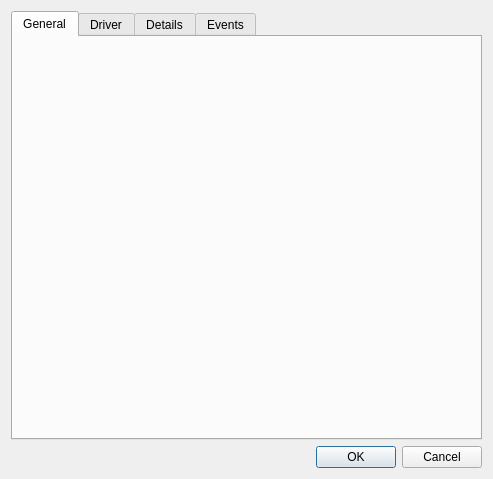
The window that propertiesdialog.ui (Tatsh/hwview) describes before a commit, drawn with Qt 5.
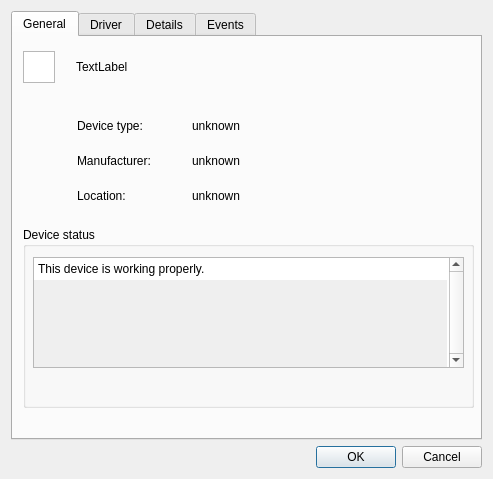
The same window after the commit. The open tabs and pages were chosen to show the change.

Commit message: propertiesdialog: rest of the tabs

What changed in the file:
```diff
--- a/propertiesdialog.ui
+++ b/propertiesdialog.ui
@@ -39,6 +39,270 @@
       <attribute name="title">
        <string>General</string>
       </attribute>
+                        <widget class="QWidget" name="layoutWidget1">
+                            <property name="geometry">
+                                <rect>
+                                    <x>10</x>
+                                    <y>10</y>
+                                    <width>451</width>
+                                    <height>41</height>
+                                </rect>
+                            </property>
+                            <layout class="QHBoxLayout" name="horizontalLayout_2">
+                                <item>
+                                    <widget class="QGraphicsView" name="graphicsView_2">
+                                        <property name="sizePolicy">
+                                            <sizepolicy hsizetype="Maximum" vsizetype="Maximum">
+                                                <horstretch>0</horstretch>
+                                                <verstretch>0</verstretch>
+                                            </sizepolicy>
+                                        </property>
+                                        <property name="maximumSize">
+                                            <size>
+                                                <width>32</width>
+                                                <height>32</height>
+                                            </size>
+                                        </property>
+                                        <property name="interactive">
+                                            <bool>true</bool>
+                                        </property>
+                                    </widget>
+                                </item>
+                                <item>
+                                    <spacer name="horizontalSpacer_16">
+                                        <property name="orientation">
+                                            <enum>Qt::Horizontal</enum>
+                                        </property>
+                                        <property name="sizeType">
+                                            <enum>QSizePolicy::Maximum</enum>
+                                        </property>
+                                        <property name="sizeHint" stdset="0">
+                                            <size>
+                                                <width>15</width>
+                                                <height>20</height>
+                                            </size>
+                                        </property>
+                                    </spacer>
+                                </item>
+                                <item>
+                                    <widget class="QLabel" name="labelDeviceNameGeneral">
+                                        <property name="sizePolicy">
+                                            <sizepolicy hsizetype="Preferred" vsizetype="Preferred">
+                                                <horstretch>0</horstretch>
+                                                <verstretch>0</verstretch>
+                                            </sizepolicy>
+                                        </property>
+                                        <property name="maximumSize">
+                                            <size>
+                                                <width>16777215</width>
+                                                <height>14</height>
+                                            </size>
+                                        </property>
+                                        <property name="text">
+                                            <string>TextLabel</string>
+                                        </property>
+                                    </widget>
+                                </item>
+                            </layout>
+                        </widget>
+                        <widget class="QWidget" name="layoutWidget_2">
+                            <property name="geometry">
+                                <rect>
+                                    <x>10</x>
+                                    <y>70</y>
+                                    <width>451</width>
+                                    <height>111</height>
+                                </rect>
+                            </property>
+                            <layout class="QGridLayout" name="gridLayout_4">
+                                <item row="0" column="3">
+                                    <widget class="QLabel" name="labelDeviceTypeValue">
+                                        <property name="sizePolicy">
+                                            <sizepolicy hsizetype="Expanding" vsizetype="Maximum">
+                                                <horstretch>0</horstretch>
+                                                <verstretch>0</verstretch>
+                                            </sizepolicy>
+                                        </property>
+                                        <property name="text">
+                                            <string>unknown</string>
+                                        </property>
+                                    </widget>
+                                </item>
+                                <item row="2" column="3">
+                                    <widget class="QLabel" name="labelLocationValue">
+                                        <property name="sizePolicy">
+                                            <sizepolicy hsizetype="Preferred" vsizetype="Maximum">
+                                                <horstretch>0</horstretch>
+                                                <verstretch>0</verstretch>
+                                            </sizepolicy>
+                                        </property>
+                                        <property name="text">
+                                            <string>unknown</string>
+                                        </property>
+                                    </widget>
+                                </item>
+                                <item row="1" column="1">
+                                    <widget class="QLabel" name="label_12">
+                                        <property name="sizePolicy">
+                                            <sizepolicy hsizetype="Maximum" vsizetype="Maximum">
+                                                <horstretch>0</horstretch>
+                                                <verstretch>0</verstretch>
+                                            </sizepolicy>
+                                        </property>
+                                        <property name="text">
+                                            <string>Manufacturer:</string>
+                                        </property>
+                                    </widget>
+                                </item>
+                                <item row="1" column="3">
+                                    <widget class="QLabel" name="labelManufacturerValue">
+                                        <property name="sizePolicy">
+                                            <sizepolicy hsizetype="Preferred" vsizetype="Maximum">
+                                                <horstretch>0</horstretch>
+                                                <verstretch>0</verstretch>
+                                            </sizepolicy>
+                                        </property>
+                                        <property name="text">
+                                            <string>unknown</string>
+                                        </property>
+                                    </widget>
+                                </item>
+                                <item row="0" column="1">
+                                    <widget class="QLabel" name="label_11">
+                                        <property name="sizePolicy">
+                                            <sizepolicy hsizetype="Maximum" vsizetype="Maximum">
+                                                <horstretch>0</horstretch>
+                                                <verstretch>0</verstretch>
+                                            </sizepolicy>
+                                        </property>
+                                        <property name="text">
+                                            <string>Device type:</string>
+                                        </property>
+                                    </widget>
+                                </item>
+                                <item row="0" column="2">
+                                    <spacer name="horizontalSpacer_18">
+                                        <property name="orientation">
+                                            <enum>Qt::Horizontal</enum>
+                                        </property>
+                                        <property name="sizeType">
+                                            <enum>QSizePolicy::Maximum</enum>
+                                        </property>
+                                        <property name="sizeHint" stdset="0">
+                                            <size>
+                                                <width>35</width>
+                                                <height>20</height>
+                                            </size>
+                                        </property>
+                                    </spacer>
+                                </item>
+                                <item row="1" column="0">
+                                    <spacer name="horizontalSpacer_19">
+                                        <property name="orientation">
+                                            <enum>Qt::Horizontal</enum>
+                                        </property>
+                                        <property name="sizeType">
+                                            <enum>QSizePolicy::Maximum</enum>
+                                        </property>
+                                        <property name="sizeHint" stdset="0">
+                                            <size>
+                                                <width>54</width>
+                                                <height>20</height>
+                                            </size>
+                                        </property>
+                                    </spacer>
+                                </item>
+                                <item row="2" column="0">
+                                    <spacer name="horizontalSpacer_21">
+                                        <property name="orientation">
+                                            <enum>Qt::Horizontal</enum>
+                                        </property>
+                                        <property name="sizeType">
+                                            <enum>QSizePolicy::Maximum</enum>
+                                        </property>
+                                        <property name="sizeHint" stdset="0">
+                                            <size>
+                                                <width>54</width>
+                                                <height>20</height>
+                                            </size>
+                                        </property>
+                                    </spacer>
+                                </item>
+                                <item row="0" column="0">
+                                    <spacer name="horizontalSpacer_17">
+                                        <property name="orientation">
+                                            <enum>Qt::Horizontal</enum>
+                                        </property>
+                                        <property name="sizeType">
+                                            <enum>QSizePolicy::Maximum</enum>
+                                        </property>
+                                        <property name="sizeHint" stdset="0">
+                                            <size>
+                                                <width>54</width>
+                                                <height>20</height>
+                                            </size>
+                                        </property>
+                                    </spacer>
+                                </item>
+                                <item row="2" column="1">
+                                    <widget class="QLabel" name="label_13">
+                                        <property name="sizePolicy">
+                                            <sizepolicy hsizetype="Maximum" vsizetype="Maximum">
+                                                <horstretch>0</horstretch>
+                                                <verstretch>0</verstretch>
+                                            </sizepolicy>
+                                        </property>
+                                        <property name="text">
+                                            <string>Location:</string>
+                                        </property>
+                                    </widget>
+                                </item>
+                            </layout>
+                        </widget>
+                        <widget class="QGroupBox" name="groupBox">
+                            <property name="geometry">
+                                <rect>
+                                    <x>10</x>
+                                    <y>190</y>
+                                    <width>451</width>
+                                    <height>181</height>
+                                </rect>
+                            </property>
+                            <property name="title">
+                                <string>Device status</string>
+                            </property>
+                            <widget class="QPlainTextEdit" name="textEditDeviceStatus">
+                                <property name="enabled">
+                                    <bool>true</bool>
+                                </property>
+                                <property name="geometry">
+                                    <rect>
+                                        <x>10</x>
+                                        <y>30</y>
+                                        <width>431</width>
+                                        <height>111</height>
+                                    </rect>
+                                </property>
+                                <property name="acceptDrops">
+                                    <bool>false</bool>
+                                </property>
+                                <property name="autoFillBackground">
+                                    <bool>true</bool>
+                                </property>
+                                <property name="verticalScrollBarPolicy">
+                                    <enum>Qt::ScrollBarAlwaysOn</enum>
+                                </property>
+                                <property name="readOnly">
+                                    <bool>true</bool>
+                                </property>
+                                <property name="plainText">
+                                    <string>This device is working properly.</string>
+                                </property>
+                                <property name="backgroundVisible">
+                                    <bool>true</bool>
+                                </property>
+                            </widget>
+                        </widget>
      </widget>
      <widget class="QWidget" name="tabDriver">
       <property name="sizePolicy">
```
Left out of the diff: 381 changed lines with no effect on the pictures. Lines whose indentation alone changed are shown as unchanged.
